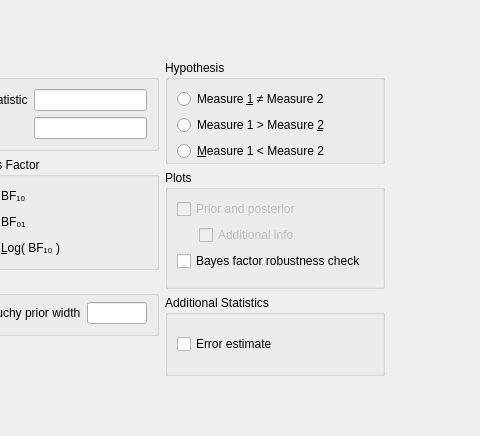
Qt form JASP-Desktop/analysisforms/bffromtpairedsamplesform.ui (jasp-stats/jasp-desktop) before a commit; both pictures show x 126 to 606 and y 0 to 436 of the 606 by 868 pixel window.
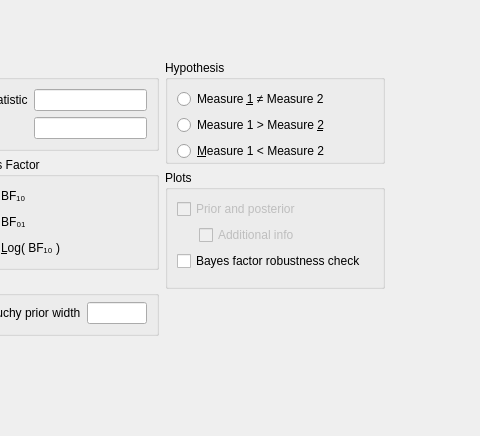
The same form after that commit. Custom widgets are drawn as their Qt base class.

Diff of the .ui file:
```diff
--- a/JASP-Desktop/analysisforms/bffromtpairedsamplesform.ui
+++ b/JASP-Desktop/analysisforms/bffromtpairedsamplesform.ui
@@ -322,41 +322,6 @@
            </layout>
           </widget>
          </item>
-         <item row="4" column="0">
-          <widget class="GroupBox" name="groupBox_7">
-           <property name="title">
-            <string>Additional Statistics</string>
-           </property>
-           <layout class="QGridLayout" name="gridLayout_3">
-            <item row="0" column="0" colspan="2">
-             <widget class="BoundCheckBox" name="errorEstimate">
-              <property name="sizePolicy">
-               <sizepolicy hsizetype="Fixed" vsizetype="Fixed">
-                <horstretch>0</horstretch>
-                <verstretch>0</verstretch>
-               </sizepolicy>
-              </property>
-              <property name="text">
-               <string>Error estimate</string>
-              </property>
-             </widget>
-            </item>
-            <item row="0" column="2">
-             <spacer name="horizontalSpacer_2">
-              <property name="orientation">
-               <enum>Qt::Horizontal</enum>
-              </property>
-              <property name="sizeHint" stdset="0">
-               <size>
-                <width>40</width>
-                <height>20</height>
-               </size>
-              </property>
-             </spacer>
-            </item>
-           </layout>
-          </widget>
-         </item>
          <item row="3" column="0">
           <widget class="GroupBox" name="plotsGroup">
            <property name="title">
@@ -421,6 +386,19 @@
            </layout>
           </widget>
          </item>
+         <item row="4" column="0">
+          <spacer name="verticalSpacer_4">
+           <property name="orientation">
+            <enum>Qt::Vertical</enum>
+           </property>
+           <property name="sizeHint" stdset="0">
+            <size>
+             <width>20</width>
+             <height>40</height>
+            </size>
+           </property>
+          </spacer>
+         </item>
         </layout>
        </widget>
       </item>
```
